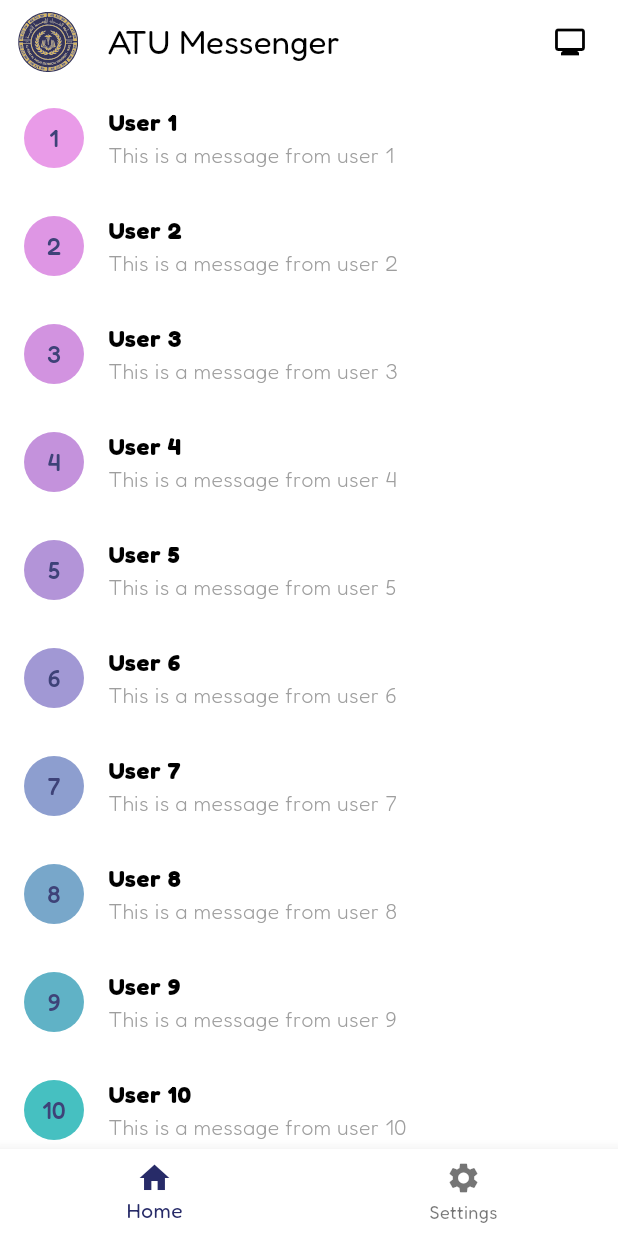
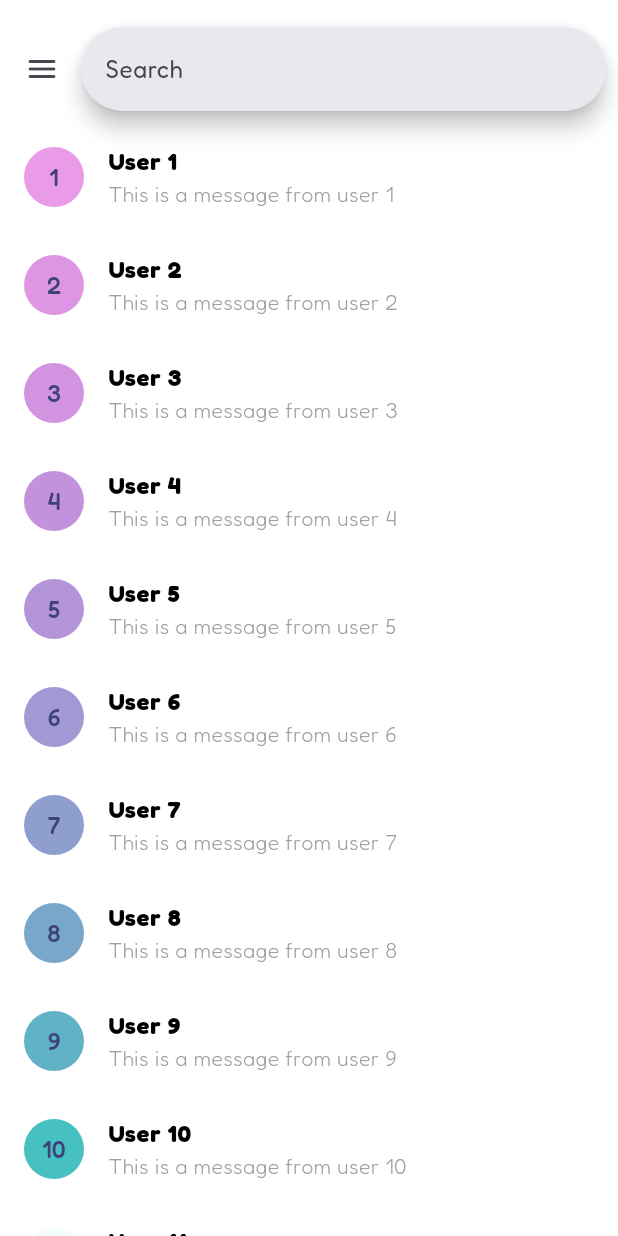
Before and after one commit to Ameer-Salem/atu_msg_project, a Flutter app: the screen it shows after launch, on a phone screen of 412 x 824 dp. Run offline on Flutter 3.47's test engine with Material 3 defaults, Android fonts, the phone set to English and light mode, and no system bars; our stand-ins replace adaptive_theme, flex_color_scheme, flutter_svg, google_fonts.

Commit message:
delete tablet layout

```diff
--- a/lib/controllers/home_controller.dart
+++ b/lib/controllers/main_controller.dart
@@ -2,7 +2,6 @@ import 'package:adaptive_theme/adaptive_theme.dart';
 import 'package:atu_msg_project/models/user_model.dart';
 import 'package:atu_msg_project/utilities/assets_manager.dart';
 import 'package:atu_msg_project/layouts/mobile_layout.dart';
-import 'package:atu_msg_project/layouts/tablet_layout.dart';
 import 'package:atu_msg_project/layouts/web_layout.dart';
 import 'package:flutter/material.dart';
 import 'package:flutter_svg/svg.dart';
@@ -60,11 +59,6 @@ class MainController extends ChangeNotifier {
     currentDevice = CurrentDevice.mobile;
     return MobileLayout();
   }
-  //setters methods
-  Widget setTabletLayout() {
-    currentDevice = CurrentDevice.tablet;
-    return TabletLayout();
-  }
 
   Widget setWebLayout() {
     currentDevice = CurrentDevice.web;
--- a/lib/layouts/mobile_layout.dart
+++ b/lib/layouts/mobile_layout.dart
@@ -1,50 +1,15 @@
-import 'package:atu_msg_project/controllers/home_controller.dart';
 import 'package:atu_msg_project/widgets/chats_list_widget.dart';
-import 'package:atu_msg_project/widgets/options_widget.dart';
+import 'package:atu_msg_project/widgets/drawer_widget.dart';
 import 'package:flutter/material.dart';
-import 'package:provider/provider.dart';
 
 class MobileLayout extends StatelessWidget {
   const MobileLayout({super.key});
 
   @override
   Widget build(BuildContext context) {
-    final controller = Provider.of<MainController>(context);
-
     return Scaffold(
-
-      appBar: AppBar(
-        actionsPadding: EdgeInsets.all(8),
-        actions: [
-          IconButton(
-            onPressed: () {
-              controller.toggleTheme(context);
-            },
-            icon: Icon(controller.getThemeIcon(context)),
-        )],
-        leading: Padding(
-          padding: const EdgeInsets.only(left: 8.0, top: 8, bottom: 8),
-          child: controller.logo,
-        ),
-        title: Text(controller.title),
-      ),
-      body: Builder(builder: (context){
-            switch (controller.currentPageIndex) {
-              case 0:
-                return ChatsList();
-              case 1:
-                return const Options();
-              default:
-                return  ChatsList();
-            }
-          }),
-      bottomNavigationBar: BottomNavigationBar(
-        onTap: (index) => controller.changePage(index),
-        currentIndex: controller.currentPageIndex,
-        items: controller.destinations
-            .map((e) => BottomNavigationBarItem(icon: e.icon, label: e.label))
-            .toList(),
-      ),
+      drawer: DrawerWidget(),
+      body: ChatsList()
     );
   }
 }
--- a/lib/layouts/web_layout.dart
+++ b/lib/layouts/web_layout.dart
@@ -1,4 +1,4 @@
-import 'package:atu_msg_project/controllers/home_controller.dart';
+import 'package:atu_msg_project/controllers/main_controller.dart';
 import 'package:atu_msg_project/widgets/chats_list_widget.dart';
 import 'package:atu_msg_project/widgets/drawer_widget.dart';
 import 'package:atu_msg_project/widgets/messaging_widget.dart';
--- a/lib/main.dart
+++ b/lib/main.dart
@@ -1,6 +1,6 @@
 import 'package:adaptive_theme/adaptive_theme.dart';
 import 'package:atu_msg_project/config/flex_theme.dart';
-import 'package:atu_msg_project/controllers/home_controller.dart';
+import 'package:atu_msg_project/controllers/main_controller.dart';
 import 'package:flutter/material.dart';
 import 'package:provider/provider.dart';
 
@@ -50,7 +50,6 @@ class _MainPageState extends State<MainPage> {
     final width = controller.getScreenWidth(context);
 
     if (width >= 800) return controller.setWebLayout();
-    if (width >= 600) return controller.setTabletLayout();
     return controller.setMobileLayout();
   }
 }
--- a/lib/widgets/chats_list_widget.dart
+++ b/lib/widgets/chats_list_widget.dart
@@ -1,4 +1,4 @@
-import 'package:atu_msg_project/controllers/home_controller.dart';
+import 'package:atu_msg_project/controllers/main_controller.dart';
 import 'package:flutter/material.dart';
 import 'package:provider/provider.dart';
 
@@ -8,10 +8,8 @@ class ChatsList extends StatelessWidget {
   @override
   Widget build(BuildContext context) {
     final controller = Provider.of<MainController>(context);
-    bool isWeb = controller.currentDevice == CurrentDevice.web;
     return Column(
       children: [
-        if (isWeb)
         Padding(
           padding: const EdgeInsets.only(
             top: 18.0,
--- a/lib/widgets/navigationrail_widget.dart
+++ b/lib/widgets/navigationrail_widget.dart
@@ -1,4 +1,4 @@
-import 'package:atu_msg_project/controllers/home_controller.dart';
+import 'package:atu_msg_project/controllers/main_controller.dart';
 import 'package:flutter/material.dart';
 import 'package:provider/provider.dart';
 
```
Also changed, not shown: lib/layouts/tablet_layout.dart (deleted, +0 -48 lines), lib/widgets/drawer_widget.dart (+60 -1 lines). Lines whose indentation alone changed are shown as unchanged.
